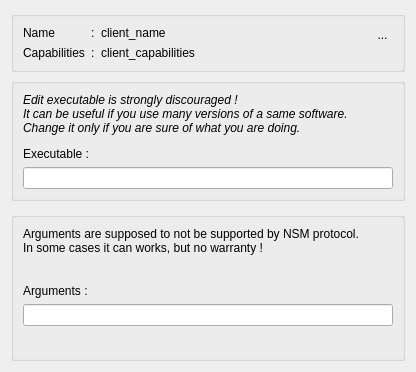
First picture: the form in resources/ui/nsm_properties.ui, repository Houston4444/RaySession, before the edit.
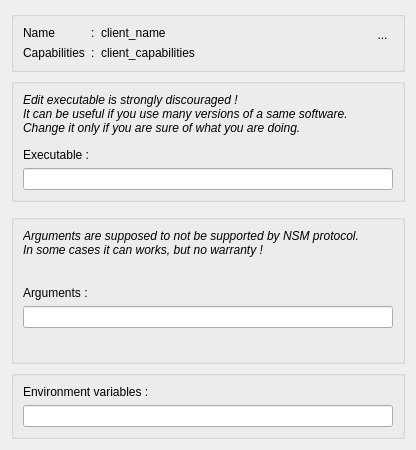
Second picture: the form after the edit. Icons and pictures are not drawn. Custom widgets are drawn as their Qt base class.

Commit message: add environment variables possibility for Ray-Hack and NSM clients, arrange ray-hack frame in french

Patch:
```diff
--- a/resources/ui/nsm_properties.ui
+++ b/resources/ui/nsm_properties.ui
@@ -7,7 +7,7 @@
     <x>0</x>
     <y>0</y>
     <width>416</width>
-    <height>372</height>
+    <height>450</height>
    </rect>
   </property>
   <property name="windowTitle">
@@ -213,6 +213,7 @@
         <property name="font">
          <font>
           <pointsize>9</pointsize>
+          <italic>true</italic>
          </font>
         </property>
         <property name="text">
@@ -259,6 +260,29 @@
      </layout>
     </widget>
    </item>
+   <item>
+    <widget class="QGroupBox" name="groupBox_2">
+     <property name="title">
+      <string/>
+     </property>
+     <layout class="QVBoxLayout" name="verticalLayout">
+      <item>
+       <widget class="QLabel" name="label">
+        <property name="text">
+         <string>Environment variables :</string>
+        </property>
+       </widget>
+      </item>
+      <item>
+       <widget class="QLineEdit" name="lineEditEnviron">
+        <property name="toolTip">
+         <string>&lt;html&gt;&lt;head/&gt;&lt;body&gt;&lt;p&gt;Set here the environment variables you want to set to the process, separate them with spaces.&lt;br/&gt;&lt;br/&gt;for example :&lt;/p&gt;&lt;pre style=&quot; margin-top:12px; margin-bottom:12px; margin-left:0px; margin-right:0px; -qt-block-indent:0; text-indent:0px;&quot;&gt;&lt;span style=&quot; font-family:'Hack';&quot;&gt;MY_VAR1=my_value MY_VAR2=&amp;quot;other value&amp;quot;&lt;/span&gt;&lt;/pre&gt;&lt;/body&gt;&lt;/html&gt;</string>
+        </property>
+       </widget>
+      </item>
+     </layout>
+    </widget>
+   </item>
   </layout>
  </widget>
  <customwidgets>
```
The commit also changes 4 other files.
